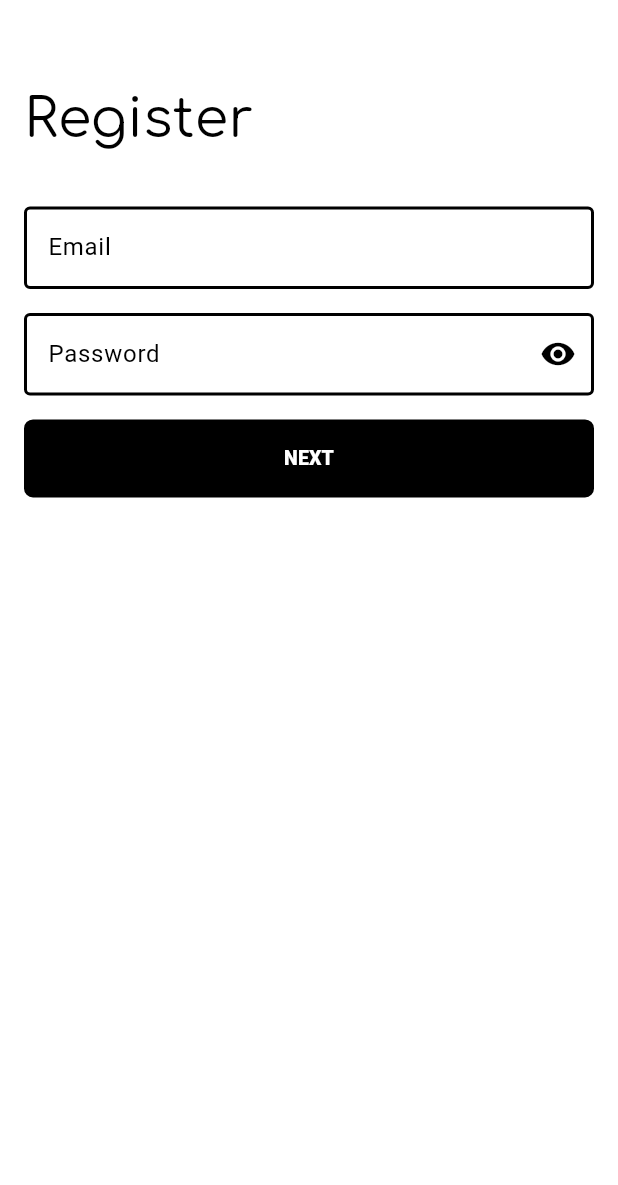
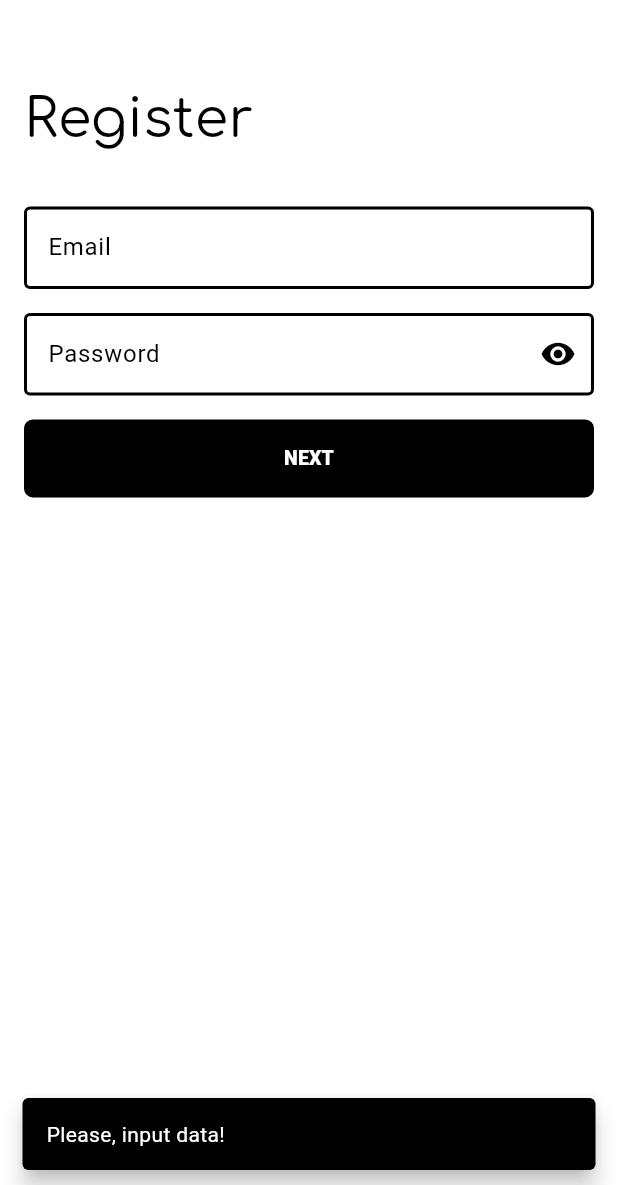
Before and after one commit to VLad345406/flutter_photo, a Flutter app: the RegistrationScreen screen opened directly, after a tap on "NEXT", on a phone screen of 412 x 824 dp, the part 51-1236 px from its top. Run offline on Flutter 3.47's test engine with Material 3 defaults, Android fonts, the phone set to English and light mode, and no system bars; our stand-ins replace firebase_auth, firebase_core, flutter_svg, google_fonts, modal_bottom_sheet, photo_view; accounts and stored records are empty.

Commit message:
Realized login and registration services

```diff
--- a/lib/elements/add_bottom_sheet/add_bottom_sheet.dart
+++ b/lib/elements/add_bottom_sheet/add_bottom_sheet.dart
@@ -2,13 +2,14 @@ import 'package:flutter/material.dart';
 import 'package:flutter_qualification_work/elements/add_bottom_sheet/add_bottom_sheet_button.dart';
 import 'package:google_fonts/google_fonts.dart';
 import 'package:modal_bottom_sheet/modal_bottom_sheet.dart';
+import 'dart:io' show Platform;
 
 void showAddBottomSheet(context, double widthButton) {
   showMaterialModalBottomSheet<dynamic>(
     context: context,
     backgroundColor: Colors.white,
     builder: (context) => SizedBox(
-      height: 150,
+      height: Platform.isIOS ? 200 : 150,
       child: Column(
         crossAxisAlignment: CrossAxisAlignment.start,
         children: [
--- a/lib/main.dart
+++ b/lib/main.dart
@@ -1,7 +1,10 @@
+import 'package:firebase_core/firebase_core.dart';
 import 'package:flutter/material.dart';
 import 'package:flutter_qualification_work/screens/auth/start_screen.dart';
 
-void main() {
+void main() async {
+  WidgetsFlutterBinding.ensureInitialized();
+  await Firebase.initializeApp();
   runApp(App());
 }
 
--- a/lib/screens/auth/registration.dart
+++ /dev/null
@@ -1,114 +0,0 @@
-import 'package:firebase_auth/firebase_auth.dart';
-import 'package:flutter/material.dart';
-import 'package:flutter_qualification_work/elements/button.dart';
-import 'package:flutter_qualification_work/elements/text_field.dart';
-import 'package:flutter_qualification_work/screens/auth/wait_accept_email_page.dart';
-import 'package:flutter_svg/flutter_svg.dart';
-import 'package:google_fonts/google_fonts.dart';
-
-class RegistrationScreen extends StatefulWidget {
-  const RegistrationScreen({super.key});
-
-  @override
-  State<RegistrationScreen> createState() => _RegistrationScreenState();
-}
-
-class _RegistrationScreenState extends State<RegistrationScreen> {
-  final emailController = TextEditingController();
-  final passwordController = TextEditingController();
-
-  Future registration() async {
-    if (emailController.text == '' || passwordController.text == '') {
-      ScaffoldMessenger.of(context).showSnackBar(
-        const SnackBar(
-          content: Text('Please, input data!'),
-          behavior: SnackBarBehavior.floating,
-        ),
-      );
-    } else {
-      try {
-        await FirebaseAuth.instance.createUserWithEmailAndPassword(
-          email: emailController.text.trim(),
-          password: passwordController.text.trim(),
-        );
-        Navigator.pushAndRemoveUntil(context,
-            MaterialPageRoute(builder: (context) {
-          return WaitAcceptEmailPage();
-        }), (route) => false);
-      } catch (e) {
-        ScaffoldMessenger.of(context).showSnackBar(
-          SnackBar(
-            content: Text(e.toString()),
-            behavior: SnackBarBehavior.floating,
-          ),
-        );
-      }
-    }
-  }
-
-  @override
-  Widget build(BuildContext context) {
-    final screenWidth = MediaQuery.of(context).size.width;
-
-    return Scaffold(
-      backgroundColor: Colors.white,
-      appBar: AppBar(
-        backgroundColor: Colors.white,
-        elevation: 0,
-        leading: IconButton(
-          onPressed: () {
-            Navigator.pop(context);
-          },
-          icon: SvgPicture.asset(
-            'assets/icons/back_arrow.svg',
-            width: 12.21,
-            height: 11.35,
-          ),
-        ),
-      ),
-      body: Column(
-        crossAxisAlignment: CrossAxisAlignment.start,
-        children: [
-          //header text
-          Container(
-            margin: const EdgeInsets.only(
-              left: 16,
-              top: 32.65,
-              bottom: 16,
-            ),
-            child: Text(
-              'Register',
-              style: GoogleFonts.comfortaa(
-                color: Colors.black,
-                fontSize: 36,
-                fontWeight: FontWeight.w400,
-              ),
-            ),
-          ),
-          //email text-field
-          PhotoTextField(
-            controller: emailController,
-            showVisibleButton: false,
-            label: 'Email',
-          ),
-          //password text-field
-          PhotoTextField(
-            controller: passwordController,
-            showVisibleButton: true,
-            label: 'Password',
-          ),
-          //registration button
-          PhotoButton(
-            widthButton: screenWidth - 32,
-            buttonMargin: EdgeInsets.only(left: 16, top: 16),
-            buttonText: 'NEXT',
-            textColor: Colors.white,
-            buttonColor: Colors.black,
-            // function: registration,
-            function: (){},
-          ),
-        ],
-      ),
-    );
-  }
-}
--- /dev/null
+++ b/lib/screens/auth/registration_screen.dart
@@ -0,0 +1,89 @@
+import 'package:flutter/material.dart';
+import 'package:flutter_qualification_work/elements/button.dart';
+import 'package:flutter_qualification_work/elements/text_field.dart';
+import 'package:flutter_qualification_work/services/authentication/registration_service.dart';
+import 'package:flutter_svg/flutter_svg.dart';
+import 'package:google_fonts/google_fonts.dart';
+
+class RegistrationScreen extends StatefulWidget {
+  const RegistrationScreen({super.key});
+
+  @override
+  State<RegistrationScreen> createState() => _RegistrationScreenState();
+}
+
+class _RegistrationScreenState extends State<RegistrationScreen> {
+  final emailController = TextEditingController();
+  final passwordController = TextEditingController();
+
+  @override
+  Widget build(BuildContext context) {
+    final screenWidth = MediaQuery.of(context).size.width;
+
+    return Scaffold(
+      backgroundColor: Colors.white,
+      appBar: AppBar(
+        backgroundColor: Colors.white,
+        elevation: 0,
+        leading: IconButton(
+          onPressed: () {
+            Navigator.pop(context);
+          },
+          icon: SvgPicture.asset(
+            'assets/icons/back_arrow.svg',
+            width: 12.21,
+            height: 11.35,
+          ),
+        ),
+      ),
+      body: Column(
+        crossAxisAlignment: CrossAxisAlignment.start,
+        children: [
+          //header text
+          Container(
+            margin: const EdgeInsets.only(
+              left: 16,
+              top: 32.65,
+              bottom: 16,
+            ),
+            child: Text(
+              'Register',
+              style: GoogleFonts.comfortaa(
+                color: Colors.black,
+                fontSize: 36,
+                fontWeight: FontWeight.w400,
+              ),
+            ),
+          ),
+          //email text-field
+          PhotoTextField(
+            controller: emailController,
+            showVisibleButton: false,
+            label: 'Email',
+          ),
+          //password text-field
+          PhotoTextField(
+            controller: passwordController,
+            showVisibleButton: true,
+            label: 'Password',
+          ),
+          //registration button
+          PhotoButton(
+            widthButton: screenWidth - 32,
+            buttonMargin: EdgeInsets.only(left: 16, top: 16),
+            buttonText: 'NEXT',
+            textColor: Colors.white,
+            buttonColor: Colors.black,
+            function: () {
+              registration(
+                context,
+                emailController.text,
+                passwordController.text,
+              );
+            },
+          ),
+        ],
+      ),
+    );
+  }
+}
--- a/lib/screens/auth/start_screen.dart
+++ b/lib/screens/auth/start_screen.dart
@@ -1,7 +1,7 @@
 import 'package:flutter/material.dart';
 import 'package:flutter_qualification_work/elements/button.dart';
-import 'package:flutter_qualification_work/screens/auth/login.dart';
-import 'package:flutter_qualification_work/screens/auth/registration.dart';
+import 'package:flutter_qualification_work/screens/auth/login_screen.dart';
+import 'package:flutter_qualification_work/screens/auth/registration_screen.dart';
 
 class StartScreen extends StatefulWidget {
   const StartScreen({super.key});
--- /dev/null
+++ b/lib/services/authentication/registration_service.dart
@@ -0,0 +1,32 @@
+import 'package:firebase_auth/firebase_auth.dart';
+import 'package:flutter/material.dart';
+import 'package:flutter_qualification_work/screens/main/main_screen.dart';
+
+Future registration(BuildContext context, String email, String password) async {
+  if (email == '' || password == '') {
+    ScaffoldMessenger.of(context).showSnackBar(
+      const SnackBar(
+        content: Text('Please, input data!'),
+        behavior: SnackBarBehavior.floating,
+      ),
+    );
+  } else {
+    try {
+      await FirebaseAuth.instance.createUserWithEmailAndPassword(
+        email: email.trim(),
+        password: password.trim(),
+      );
+      Navigator.pushAndRemoveUntil(context,
+          MaterialPageRoute(builder: (context) {
+            return MainScreen();
+          }), (route) => false);
+    } catch (e) {
+      ScaffoldMessenger.of(context).showSnackBar(
+        SnackBar(
+          content: Text(e.toString()),
+          behavior: SnackBarBehavior.floating,
+        ),
+      );
+    }
+  }
+}
```
Also changed, not shown: lib/screens/auth/login.dart (deleted, +0 -175 lines), lib/screens/auth/login_screen.dart (added, +139 -0 lines), lib/screens/main/chat_screen.dart (+37 -29 lines), lib/services/authentication/login_service.dart (added, +32 -0 lines), lib/services/authentication/restore_password_service.dart (added), pubspec.lock, 2 other files.
